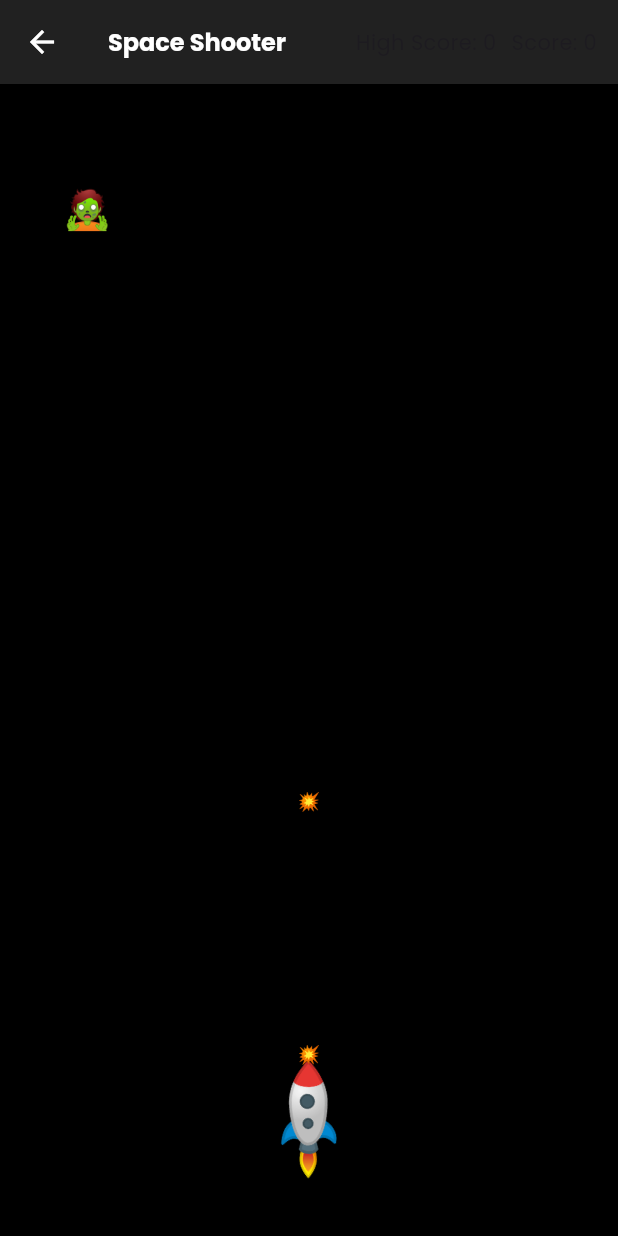
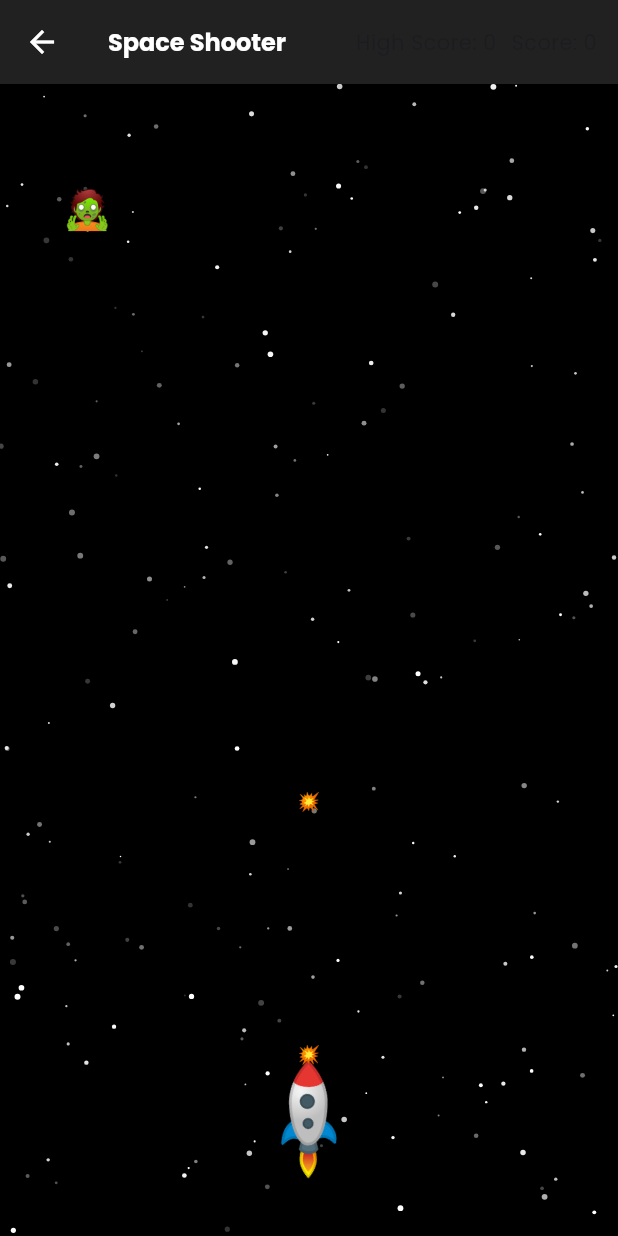
Before and after one commit to rilonmaharjan/flutter-games, a Flutter app: the screen it shows after launch, after a tap on "Space Shooter", on a phone screen of 412 x 824 dp. Run offline on Flutter 3.47's test engine with Material 3 defaults, Android fonts, the phone set to English and light mode, and no system bars; our stand-ins replace confetti, flutter_animate, flutter_rating_bar, google_fonts, shared_preferences.

Commit message:
[modified] - bg for space shooter game

```diff
--- a/lib/screens/games/spaceshooter.dart
+++ b/lib/screens/games/spaceshooter.dart
@@ -3,6 +3,7 @@ import 'dart:math';
 
 import 'package:flutter/material.dart';
 import 'package:google_fonts/google_fonts.dart';
+import 'package:minigames/widgets/particles_bg.dart';
 import 'package:shared_preferences/shared_preferences.dart';
 
 class SpaceShooterGame extends StatefulWidget {
@@ -193,7 +194,10 @@ class _SpaceShooterGameState extends State<SpaceShooterGame> {
           ),
         ],
       ),
-      body: GestureDetector(
+      body: Stack(
+        children: [
+          ParticlesBackground(),
+          GestureDetector(
             onHorizontalDragUpdate: (details) {
               setState(() {
                 // Update shipX between -1 and 1 based on drag
@@ -231,6 +235,8 @@ class _SpaceShooterGameState extends State<SpaceShooterGame> {
               ],
             ),
           ),
+        ],
+      ),
     );
   }
 }
--- /dev/null
+++ b/lib/widgets/particles_bg.dart
@@ -0,0 +1,109 @@
+import 'dart:math';
+import 'package:flutter/material.dart';
+
+
+class ParticlesBackground extends StatefulWidget {
+  const ParticlesBackground({super.key});
+
+  @override
+  State<ParticlesBackground> createState() => _ParticlesBackgroundState();
+}
+
+class _ParticlesBackgroundState extends State<ParticlesBackground>
+    with SingleTickerProviderStateMixin {
+  late AnimationController _controller;
+  final List<Star> stars = [];
+
+  @override
+  void initState() {
+    super.initState();
+    _controller = AnimationController(
+      vsync: this,
+      duration: const Duration(seconds: 20),
+    )..repeat();
+
+    // Generate stars
+    for (int i = 0; i < 200; i++) {
+      stars.add(Star.random());
+    }
+  }
+
+  @override
+  Widget build(BuildContext context) {
+    return AnimatedBuilder(
+      animation: _controller,
+      builder: (_, __) {
+        for (var star in stars) {
+          star.update();
+        }
+        return CustomPaint(
+          painter: StarfieldPainter(stars),
+          size: Size.infinite,
+        );
+      },
+    );
+  }
+
+  @override
+  void dispose() {
+    _controller.dispose();
+    super.dispose();
+  }
+}
+
+class Star {
+  double x, y, radius, speed, twinklePhase;
+  final Paint paint;
+
+  Star._(this.x, this.y, this.radius, this.speed, this.twinklePhase)
+      : paint = Paint();
+
+  static final Random _rand = Random();
+
+  static Star random() {
+    return Star._(
+      _rand.nextDouble(), // x: 0 to 1
+      _rand.nextDouble(), // y: 0 to 1
+      _rand.nextDouble() * 1.5 + 0.5, // radius: 0.5 to 2.0
+      _rand.nextDouble() * 0.002 + 0.0002, // speed
+      _rand.nextDouble() * 2 * pi, // twinkle phase
+    );
+  }
+
+  void update() {
+    y += speed;
+    if (y > 1) y = 0;
+
+    twinklePhase += 0.05;
+    if (twinklePhase > 2 * pi) {
+      twinklePhase -= 2 * pi;
+    }
+  }
+
+  void draw(Canvas canvas, Size size) {
+    final brightness = 0.6 + 0.4 * sin(twinklePhase);
+    final color = Colors.white.withOpacity(brightness);
+    paint.color = color;
+    canvas.drawCircle(Offset(x * size.width, y * size.height), radius, paint);
+  }
+}
+
+class StarfieldPainter extends CustomPainter {
+  final List<Star> stars;
+
+  StarfieldPainter(this.stars);
+
+  @override
+  void paint(Canvas canvas, Size size) {
+    canvas.drawRect(
+      Offset.zero & size,
+      Paint()..color = Colors.black,
+    );
+    for (var star in stars) {
+      star.draw(canvas, size);
+    }
+  }
+
+  @override
+  bool shouldRepaint(covariant CustomPainter oldDelegate) => true;
+}
```
Lines whose indentation alone changed are shown as unchanged.
